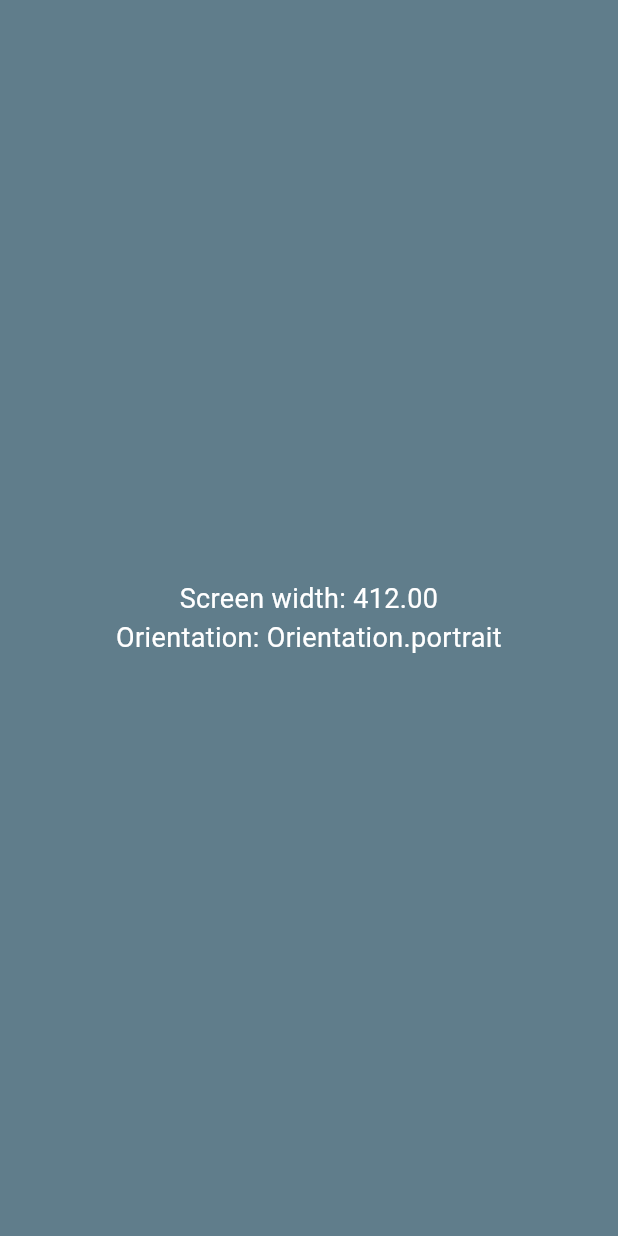
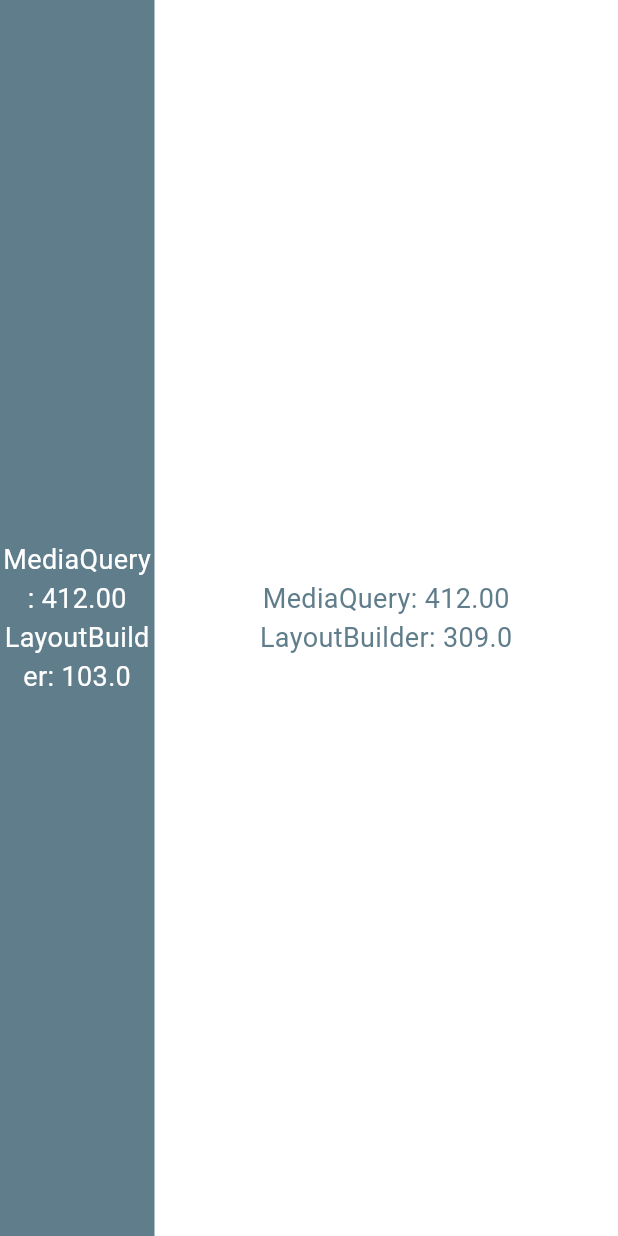
Before and after one commit to wahyurhy/responsive-layout-flutter, a Flutter app: the screen it shows after launch, on a phone screen of 412 x 824 dp. Run offline on Flutter 3.47's test engine with Material 2 defaults, Android fonts, the phone set to English and light mode, and no system bars.

Commit message:
Using LayoutBuilder instead of MediaQuery

```diff
--- a/lib/main.dart
+++ b/lib/main.dart
@@ -25,31 +25,62 @@
 
   @override
   Widget build(BuildContext context) {
-    Size screenSize = MediaQuery
-        .of(context)
-        .size;
-    Orientation orientation = MediaQuery
-        .of(context)
-        .orientation;
+    Size screenSize = MediaQuery.of(context).size;
 
     return Scaffold(
       backgroundColor: Colors.blueGrey,
-      body: Column(
+      body: Row(
+        children: [
+          Expanded(
+            child: LayoutBuilder(
+              builder: (BuildContext context, BoxConstraints constraints) {
+                return Column(
                   mainAxisAlignment: MainAxisAlignment.center,
                   crossAxisAlignment: CrossAxisAlignment.stretch,
                   children: [
                     Text(
-            'Screen width: ${screenSize.width.toStringAsFixed(2)}',
+                      'MediaQuery: ${screenSize.width.toStringAsFixed(2)}',
                       style: const TextStyle(color: Colors.white, fontSize: 18),
                       textAlign: TextAlign.center,
                     ),
                     Text(
-            'Orientation: $orientation',
+                      'LayoutBuilder: ${constraints.maxWidth}',
                       style: const TextStyle(color: Colors.white, fontSize: 18),
+                      textAlign: TextAlign.center,
+                    )
+                  ],
+                );
+              },
+            ),
+          ),
+          Expanded(
+            flex: 3,
+            child: LayoutBuilder(
+              builder: (BuildContext context, BoxConstraints constraints) {
+                return Container(
+                  color: Colors.white,
+                  child: Column(
+                    mainAxisAlignment: MainAxisAlignment.center,
+                    crossAxisAlignment: CrossAxisAlignment.stretch,
+                    children: [
+                      Text(
+                        'MediaQuery: ${screenSize.width.toStringAsFixed(2)}',
+                        style: const TextStyle(color: Colors.blueGrey, fontSize: 18),
+                        textAlign: TextAlign.center,
+                      ),
+                      Text(
+                        'LayoutBuilder: ${constraints.maxWidth}',
+                        style: const TextStyle(color: Colors.blueGrey, fontSize: 18),
                         textAlign: TextAlign.center,
                       )
                     ],
                   ),
                 );
+              },
+            ),
+          )
+        ],
+      )
+    );
   }
 }
```
Lines whose indentation alone changed are shown as unchanged.
